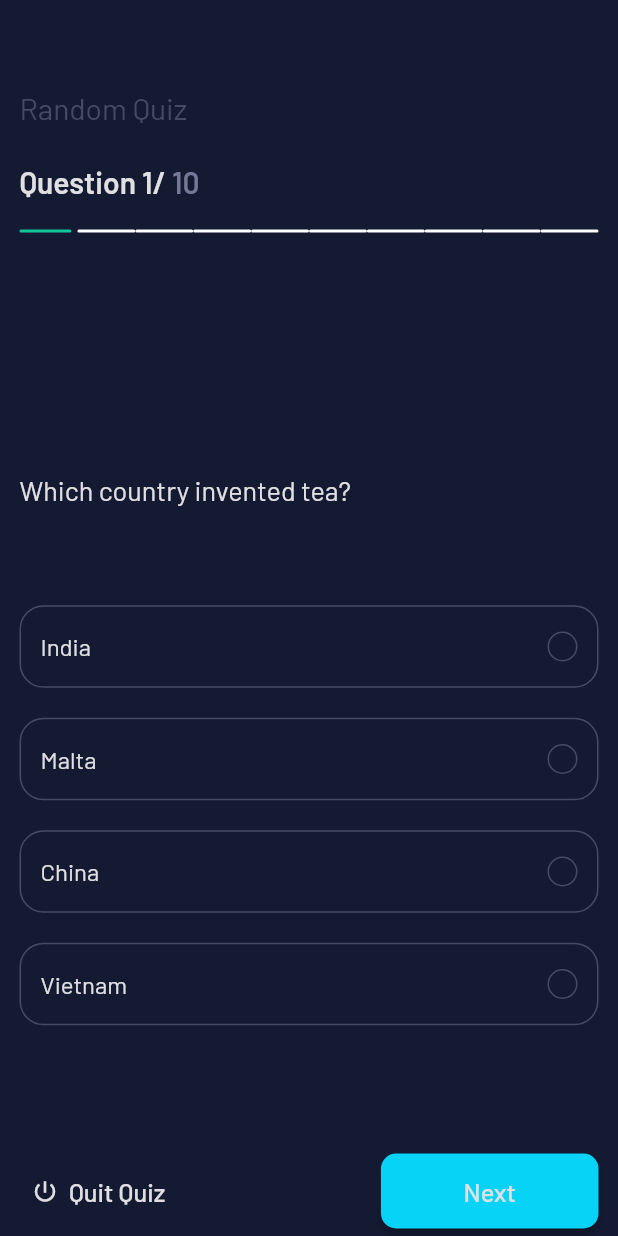
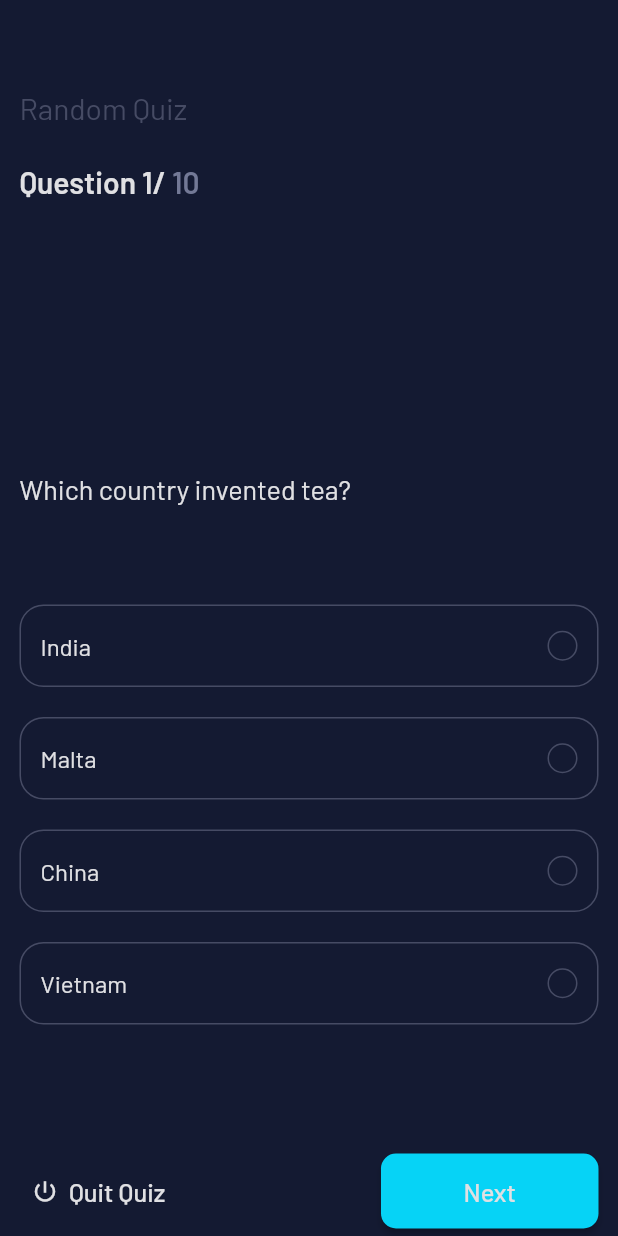
Before and after one commit to JamiuJimoh/Leading-Future-Takers, a Flutter app: the screen it shows after launch, on a phone screen of 412 x 824 dp. Run offline on Flutter 3.47's test engine with Material 2 defaults, Android fonts, the light colour scheme and no system bars; our stand-ins replace google_fonts.

Commit message:
deleted the progressBar widget

```diff
--- a/Flutter/quiz/lib/home_page.dart
+++ b/Flutter/quiz/lib/home_page.dart
@@ -10,7 +10,6 @@ import 'constants.dart';
 import 'question.dart';
 import 'widgets/blue_button.dart';
 import 'widgets/options_box.dart';
-import 'widgets/progress_bar.dart';
 
 class HomePage extends StatefulWidget {
   const HomePage({Key? key}) : super(key: key);
@@ -34,7 +33,6 @@ class _HomePageState extends State<HomePage> {
 
   @override
   Widget build(BuildContext context) {
-    print(_scoreCount);
     return Scaffold(
       body: Padding(
         padding: const EdgeInsets.only(
@@ -79,11 +77,6 @@ class _HomePageState extends State<HomePage> {
                       ],
                     ),
                     const SizedBox(height: 20.0),
-                    ProgressBar(
-                      currIndex: _currentIndex,
-                      isAnswered: questions[_currentIndex].isAnswered,
-                      questionsCount: questions.length,
-                    ),
                     Expanded(
                       child: Column(
                         mainAxisAlignment: MainAxisAlignment.spaceEvenly,
--- a/Flutter/quiz/lib/widgets/progress_bar.dart
+++ /dev/null
@@ -1,108 +0,0 @@
-import 'package:flutter/material.dart';
-
-import '../constants.dart';
-
-class ProgressBar extends StatelessWidget {
-  const ProgressBar({
-    Key? key,
-    required this.questionsCount,
-    required this.currIndex,
-    required this.isAnswered,
-  }) : super(key: key);
-  final int questionsCount;
-  final int currIndex;
-  final bool isAnswered;
-
-  List<Widget> _buildBars() {
-    final bars = <Widget>[];
-    for (var i = 0; i < questionsCount; i++) {
-      if (i == currIndex) {
-        bars.add(
-          Expanded(
-            child: Row(
-              children: const [
-                _Bar(color: kSuccess),
-                SizedBox(width: 4.0),
-              ],
-            ),
-          ),
-        );
-      } else {
-        bars.add(const _Bar(color: Colors.white));
-      }
-    }
-    return bars;
-  }
-
-  @override
-  Widget build(BuildContext context) {
-    return Row(
-      children: [
-        ..._buildBars(),
-        // for (var i = 0; i <= 4; i++)
-        //   Expanded(
-        //     child: Row(
-        //       children: const [
-        //         _Bar(color: kSuccess),
-        //         SizedBox(width: 4.0),
-        //       ],
-        //     ),
-        //   ),
-        // const _Bar(color: kFailure),
-        // const SizedBox(width: 4.0),
-        // const _Bar(color: Colors.white),
-        // const SizedBox(width: 4.0),
-        // for (var i = 0; i <= 11; i++)
-        //   Expanded(
-        //     child: Row(
-        //       children: const [
-        //         _Bar(),
-        //         SizedBox(width: 4.0),
-        //       ],
-        //     ),
-        //   ),
-        // for (var i = 0; i < questionsCount; i++)
-        //   if (i == currIndex)
-        //     Expanded(
-        //       child: Row(
-        //         children: const [
-        //           _Bar(color: kSuccess),
-        //           SizedBox(width: 4.0),
-        //         ],
-        //       ),
-        //     ),
-        //   else
-        //   Expanded(
-        //       child: Row(
-        //         children: const [
-        //           _Bar(color: kSuccess),
-        //           SizedBox(width: 4.0),
-        //         ],
-        //       ),
-        //     ),
-      ],
-    );
-  }
-}
-
-class _Bar extends StatelessWidget {
-  const _Bar({
-    Key? key,
-    this.color,
-  }) : super(key: key);
-  final Color? color;
-
-  @override
-  Widget build(BuildContext context) {
-    return Expanded(
-      child: Container(
-        padding: const EdgeInsets.only(left: 15.0, right: 15.0),
-        height: 2.0,
-        decoration: BoxDecoration(
-          color: color ?? kOnPrimary3,
-          borderRadius: const BorderRadius.all(Radius.circular(20.0)),
-        ),
-      ),
-    );
-  }
-}
```
